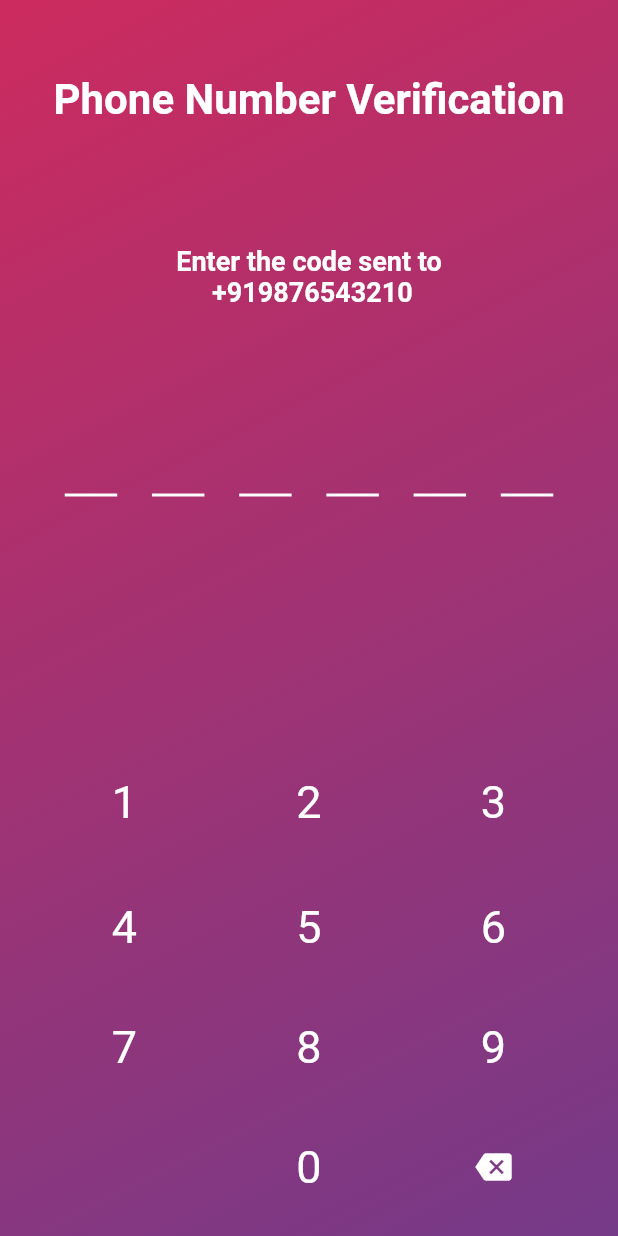
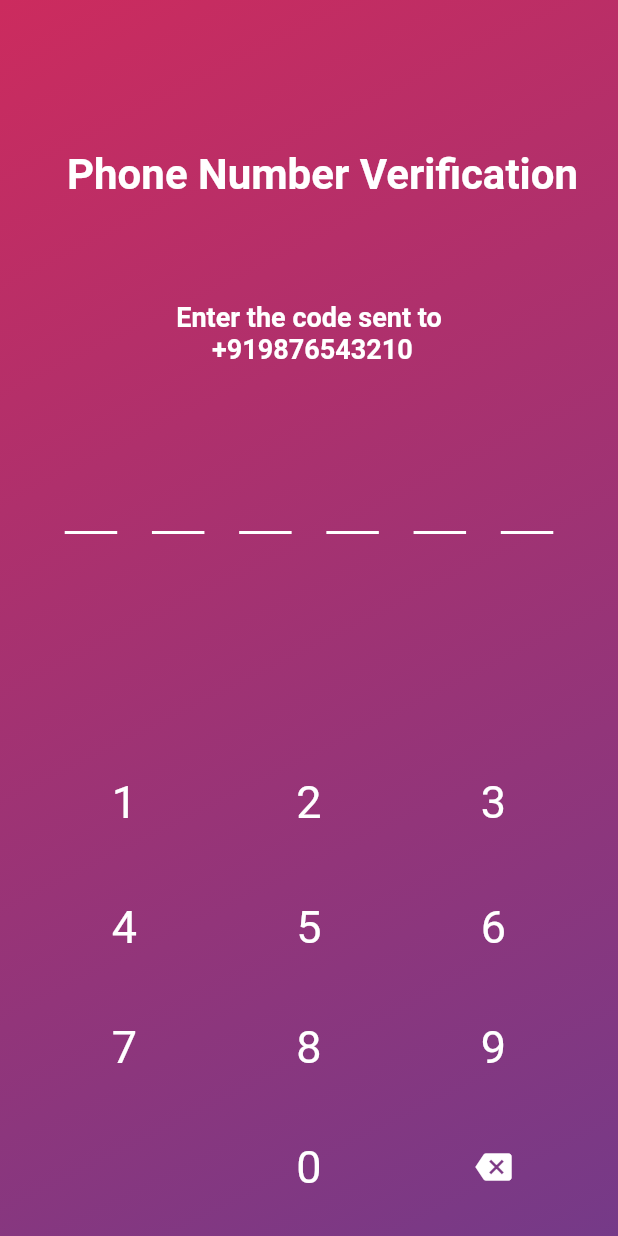
Before and after one commit to SoftServ-India/OtpScreenPlugin, a Flutter app: the screen it shows after launch, on a phone screen of 412 x 824 dp. Run offline on Flutter 3.47's test engine with Material 2 defaults, Android fonts, the phone set to English and light mode, and no system bars; our stand-ins replace fluttertoast.

Commit message:
unsound null safety migration  - 11

```diff
--- a/lib/otp_screen.dart
+++ b/lib/otp_screen.dart
@@ -150,7 +150,7 @@ class _OtpScreenState extends State<OtpScreen> with SingleTickerProviderStateMix
         //   height: 0,
         // ),
         Padding(
-          padding: EdgeInsets.symmetric(horizontal: 20),
+          padding: EdgeInsets.fromLTRB(20,50,2,0),
           child: _getTitleText,
         ),
         Padding(
```
